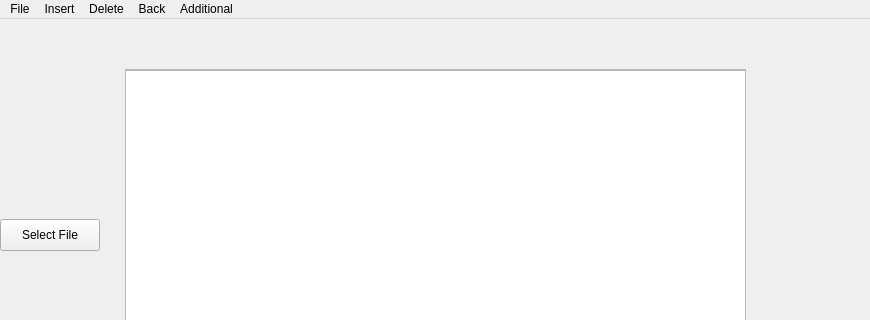
Qt form mainwindow.ui (brennanafrank/EasyDraft) before a commit; both pictures show x 0 to 870 and y 0 to 320 of the 870 by 600 pixel window.
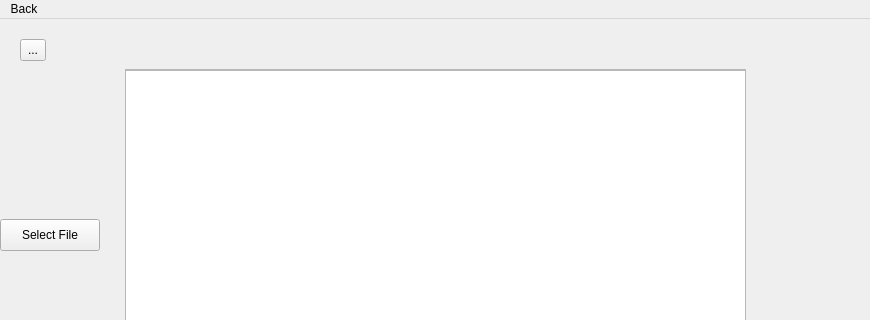
The same form after that commit. The open tabs and pages were chosen to show the change. Icons and pictures are not drawn.

Commit message: Implemnted an actual back button with the new Changes with the GUI

Diff of the .ui file:
```diff
--- a/mainwindow.ui
+++ b/mainwindow.ui
@@ -364,6 +364,19 @@
        <string>Select File</string>
       </property>
      </widget>
+     <widget class="QToolButton" name="back_button_view_doc">
+      <property name="geometry">
+       <rect>
+        <x>40</x>
+        <y>20</y>
+        <width>26</width>
+        <height>22</height>
+       </rect>
+      </property>
+      <property name="text">
+       <string>...</string>
+      </property>
+     </widget>
     </widget>
     <widget class="QWidget" name="page_5">
      <widget class="QPushButton" name="pushButton_5">
@@ -434,55 +447,19 @@
      <x>0</x>
      <y>0</y>
      <width>870</width>
-     <height>24</height>
+     <height>37</height>
     </rect>
    </property>
    <property name="defaultUp">
     <bool>false</bool>
    </property>
-   <widget class="QMenu" name="menuFile">
-    <property name="title">
-     <string>File</string>
-    </property>
-    <addaction name="actionFile"/>
-   </widget>
-   <widget class="QMenu" name="menuDownload">
-    <property name="title">
-     <string>Insert</string>
-    </property>
-    <addaction name="actionDownload_2"/>
-   </widget>
-   <widget class="QMenu" name="menuTrash">
-    <property name="title">
-     <string>Delete</string>
-    </property>
-    <addaction name="actionTrash_2"/>
-   </widget>
    <widget class="QMenu" name="menuBack">
     <property name="title">
      <string>Back</string>
     </property>
     <addaction name="actionBack"/>
    </widget>
-   <widget class="QMenu" name="menuSearch">
-    <property name="title">
-     <string>Additional</string>
-    </property>
-    <widget class="QMenu" name="menuFilter">
-     <property name="title">
-      <string>Order</string>
-     </property>
-     <addaction name="actionAscending"/>
-     <addaction name="actionDescending"/>
-    </widget>
-    <addaction name="actionSearch"/>
-    <addaction name="menuFilter"/>
-   </widget>
-   <addaction name="menuFile"/>
-   <addaction name="menuDownload"/>
-   <addaction name="menuTrash"/>
    <addaction name="menuBack"/>
-   <addaction name="menuSearch"/>
   </widget>
   <widget class="QStatusBar" name="statusbar"/>
   <action name="actionFile_Options">
```
Left out of the diff: 30 changed lines with no effect on the pictures. The commit also changes 5 other files.
